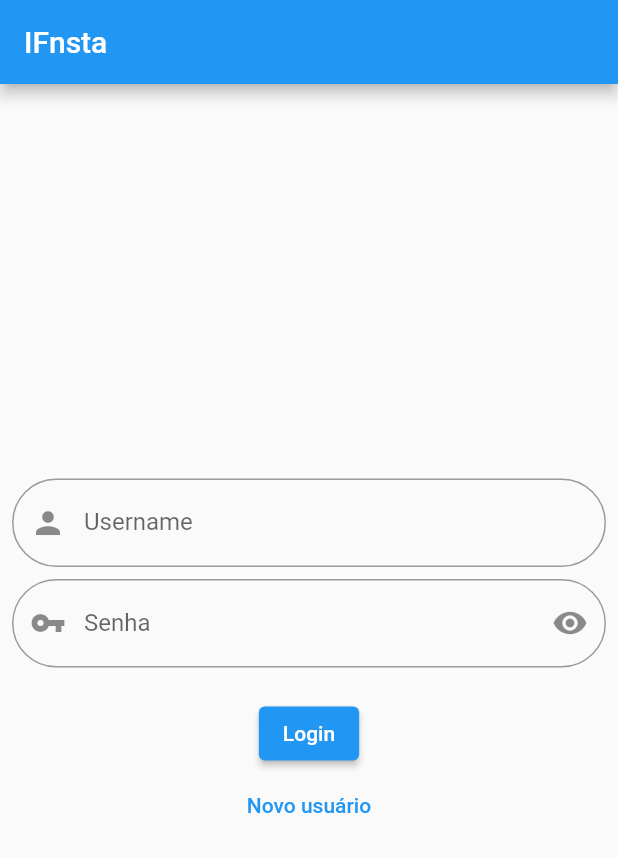
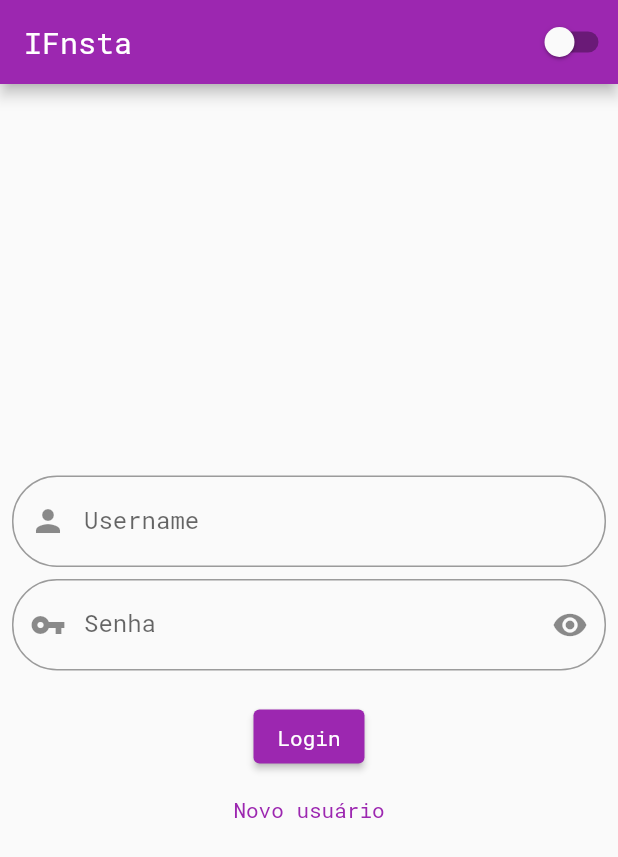
Before and after one commit to hugoperlin/ifnsta_client_flutter, a Flutter app: the screen it shows after launch, on a phone screen of 412 x 824 dp. Shown: the top 857 px of the screen. Run offline on Flutter 3.47's test engine with Material 2 defaults, Android fonts, the phone set to English and light mode, and no system bars; our stand-ins replace dio, image_picker.

Commit message:
desenvolvimento em aula

```diff
--- a/lib/main.dart
+++ b/lib/main.dart
@@ -35,6 +35,7 @@ class MyApp extends StatelessWidget {
   Widget build(BuildContext context) {
     return MultiProvider(
       providers: [
+        ChangeNotifierProvider.value(value: TemaProvider()),
         Provider.value(value: HttpService(allowBadCertificate: true)),
         ChangeNotifierProxyProvider<HttpService, AuthService>(
           create: (ctx) => AuthService(
@@ -53,10 +54,28 @@ class MyApp extends StatelessWidget {
         )
       ],
       builder: (ctx, _) {
+        final temaProvider = Provider.of<TemaProvider>(ctx);
+
         return MaterialApp(
           debugShowCheckedModeBanner: false,
           title: "IFnsta",
           initialRoute: Splash.routeName,
+          themeMode: temaProvider.isDark ? ThemeMode.dark : ThemeMode.light,
+          darkTheme: ThemeData.dark(),
+          theme: ThemeData(
+            primaryColor: Colors.purple,
+            colorScheme: ColorScheme.light(
+              primary: Colors.purple,
+              secondary: Colors.amber,
+            ),
+            fontFamily: 'RobotoMono',
+            textTheme: TextTheme(
+              headline6: TextStyle(
+                  color: Colors.purple,
+                  fontSize: 20,
+                  fontWeight: FontWeight.bold),
+            ),
+          ),
           routes: {
             Autenticacao.routeName: (ctx) => Autenticacao(),
             Splash.routeName: (ctx) => Splash(),
--- a/lib/pages/autenticacao.dart
+++ b/lib/pages/autenticacao.dart
@@ -57,6 +57,7 @@ class _AutenticacaoState extends State<Autenticacao> {
     return Scaffold(
       appBar: AppBar(
         title: Text('IFnsta'),
+        actions: [MeuSwitchTheme()],
       ),
       body: Padding(
         padding: EdgeInsets.all(8.0),
@@ -231,14 +232,14 @@ class _CustomFormField extends StatelessWidget {
   }
 }
 
-class SwithTheme extends StatefulWidget {
-  SwithTheme({Key? key}) : super(key: key);
+class MeuSwitchTheme extends StatefulWidget {
+  MeuSwitchTheme({Key? key}) : super(key: key);
 
   @override
-  _SwithThemeState createState() => _SwithThemeState();
+  _SwitchThemeState createState() => _SwitchThemeState();
 }
 
-class _SwithThemeState extends State<SwithTheme> {
+class _SwitchThemeState extends State<MeuSwitchTheme> {
   @override
   Widget build(BuildContext context) {
     final temaProvider = Provider.of<TemaProvider>(context, listen: false);
--- a/lib/widgets/item_lista.dart
+++ b/lib/widgets/item_lista.dart
@@ -54,6 +54,7 @@ class ItemLista extends StatelessWidget {
                   Text(
                     "${imagem.dono.username}",
                     textAlign: TextAlign.right,
+                    style: Theme.of(context).textTheme.headline6,
                   ),
                 ],
               ),
--- a/pubspec.yaml
+++ b/pubspec.yaml
@@ -70,6 +70,7 @@ flutter:
           weight: 300
         - asset: assets/fonts/Roboto_Mono/RobotoMono-Bold.ttf
           weight: 700
+
     - family: Allison
       fonts:
         - asset: assets/fonts/Allison/Allison-Regular.ttf
```
Also changed, not shown: lib/pages/home.dart (+28 -1 lines), lib/tema/meus_temas.dart (+16 -8 lines).
